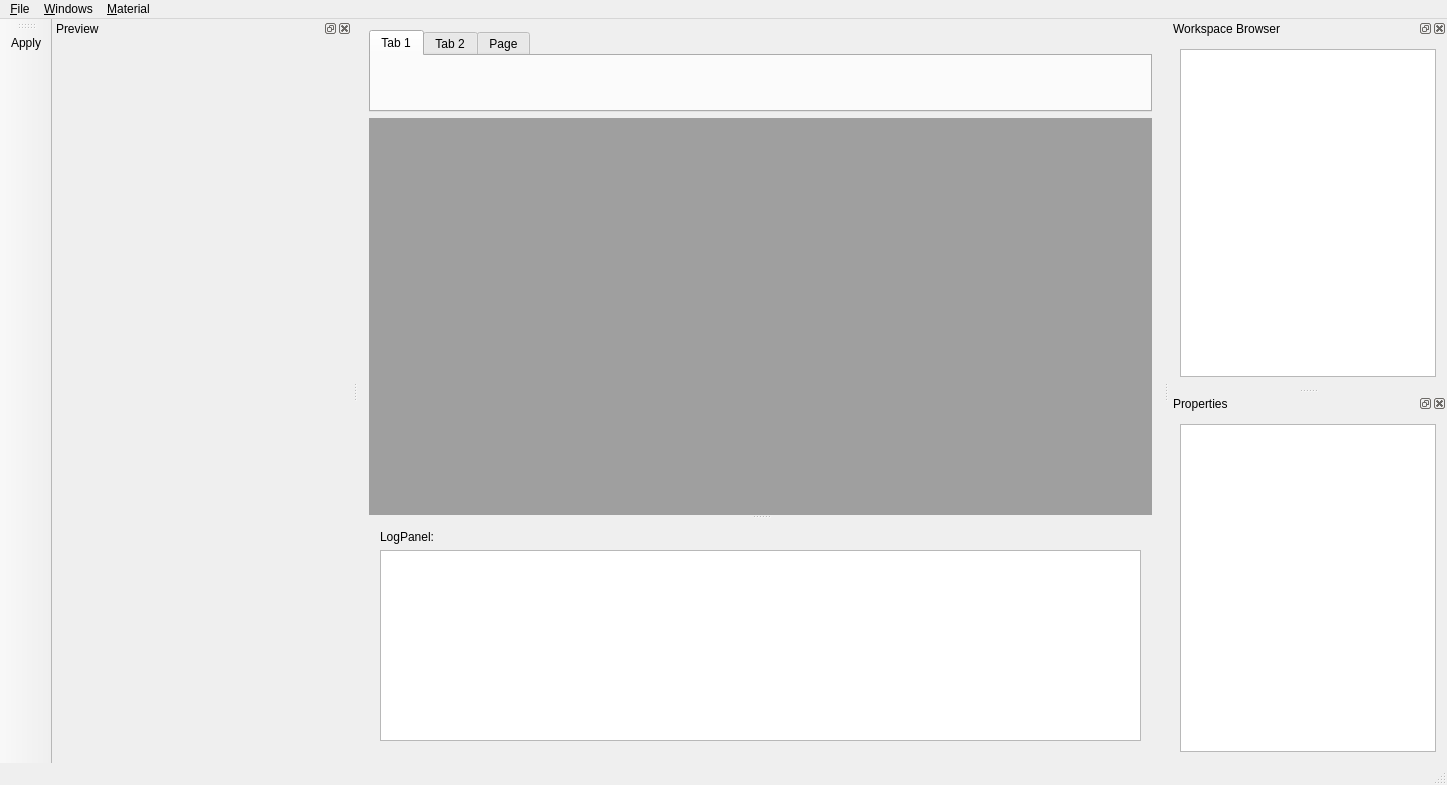
ironsteel/QtOME, file Src/mainwindow.ui: the form before one commit.
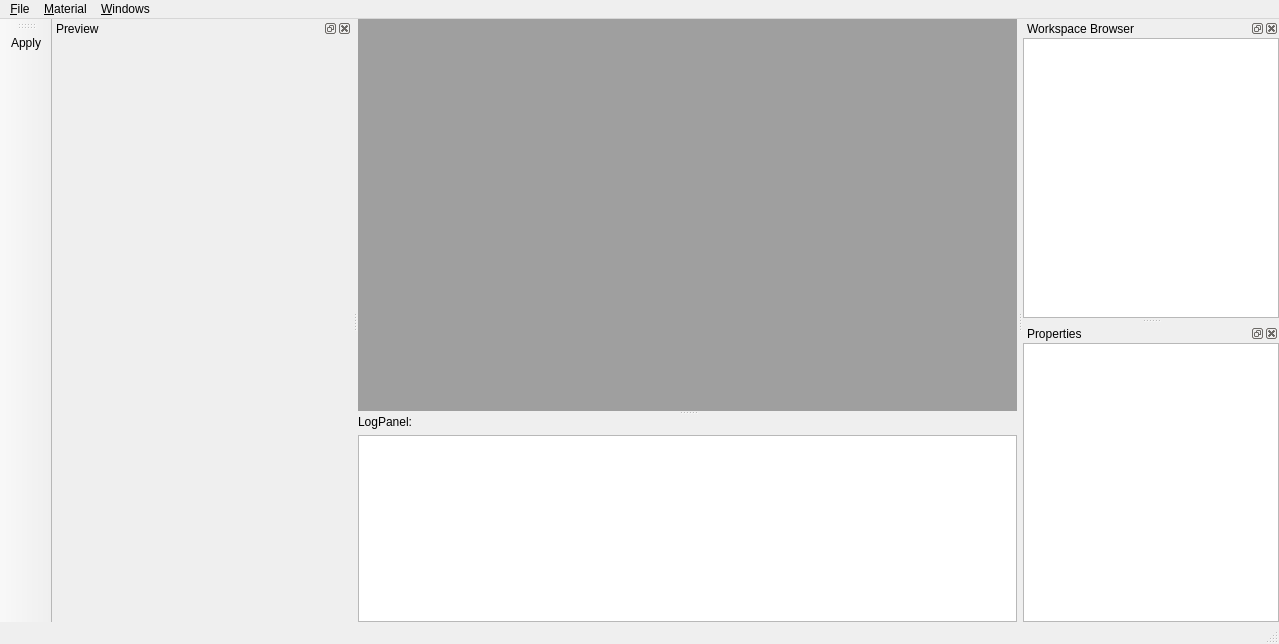
The form after the commit. Icons and pictures are not drawn. Custom widgets are drawn as their Qt base class.

Commit message: reduced some margins and paddings to save some pixels

```diff
--- a/Src/mainwindow.ui
+++ b/Src/mainwindow.ui
@@ -6,8 +6,8 @@
    <rect>
     <x>0</x>
     <y>0</y>
-    <width>1447</width>
-    <height>785</height>
+    <width>1279</width>
+    <height>644</height>
    </rect>
   </property>
   <property name="windowTitle">
@@ -15,28 +15,9 @@
   </property>
   <widget class="QWidget" name="centralWidget">
    <layout class="QVBoxLayout" name="verticalLayout_5">
-    <item>
-     <widget class="QTabWidget" name="tabWidget">
-      <property name="currentIndex">
-       <number>0</number>
-      </property>
-      <widget class="QWidget" name="tab">
-       <attribute name="title">
-        <string>Tab 1</string>
-       </attribute>
-      </widget>
-      <widget class="QWidget" name="tab_2">
-       <attribute name="title">
-        <string>Tab 2</string>
-       </attribute>
-      </widget>
-      <widget class="QWidget" name="tab_3">
-       <attribute name="title">
-        <string>Page</string>
-       </attribute>
-      </widget>
-     </widget>
-    </item>
+    <property name="margin">
+     <number>0</number>
+    </property>
     <item>
      <widget class="QSplitter" name="splitter">
       <property name="orientation">
@@ -82,6 +63,9 @@
       </widget>
       <widget class="QWidget" name="widget" native="true">
        <layout class="QVBoxLayout" name="verticalLayout">
+        <property name="margin">
+         <number>0</number>
+        </property>
         <item>
          <widget class="QLabel" name="label">
           <property name="text">
@@ -110,8 +94,8 @@
     <rect>
      <x>0</x>
      <y>0</y>
-     <width>1447</width>
-     <height>23</height>
+     <width>1279</width>
+     <height>25</height>
     </rect>
    </property>
    <widget class="QMenu" name="menu_File">
@@ -143,8 +127,8 @@
     <addaction name="action_Apply"/>
    </widget>
    <addaction name="menu_File"/>
-   <addaction name="menuWindows"/>
    <addaction name="menuMaterial"/>
+   <addaction name="menuWindows"/>
   </widget>
   <widget class="QStatusBar" name="statusBar"/>
   <widget class="QDockWidget" name="dockPreview">
@@ -174,6 +158,9 @@
    </attribute>
    <widget class="QWidget" name="dockWidgetContents">
     <layout class="QVBoxLayout" name="verticalLayout_4">
+     <property name="margin">
+      <number>0</number>
+     </property>
      <item>
       <widget class="TestWidget" name="OgreWidget" native="true">
        <property name="sizePolicy">
@@ -226,6 +213,9 @@
    </attribute>
    <widget class="QWidget" name="dockWidgetContents_2">
     <layout class="QVBoxLayout" name="verticalLayout_8">
+     <property name="margin">
+      <number>0</number>
+     </property>
      <item>
       <widget class="WorkspaceWidget" name="workspaceTree">
        <property name="frameShape">
@@ -262,6 +252,9 @@
    </attribute>
    <widget class="QWidget" name="dockWidgetContents_3">
     <layout class="QVBoxLayout" name="verticalLayout_3">
+     <property name="margin">
+      <number>0</number>
+     </property>
      <item>
       <widget class="QListWidget" name="listWidget">
        <property name="minimumSize">
```
Left out of the diff: 18 changed lines with no effect on the pictures. The commit also changes 2 other files.
